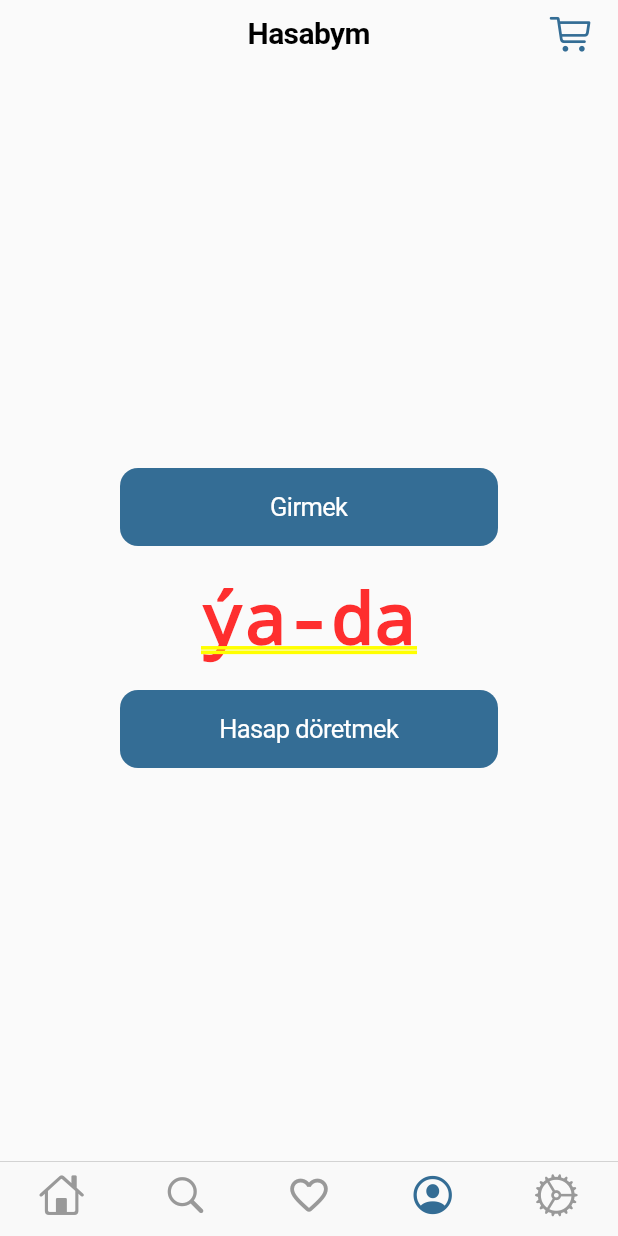
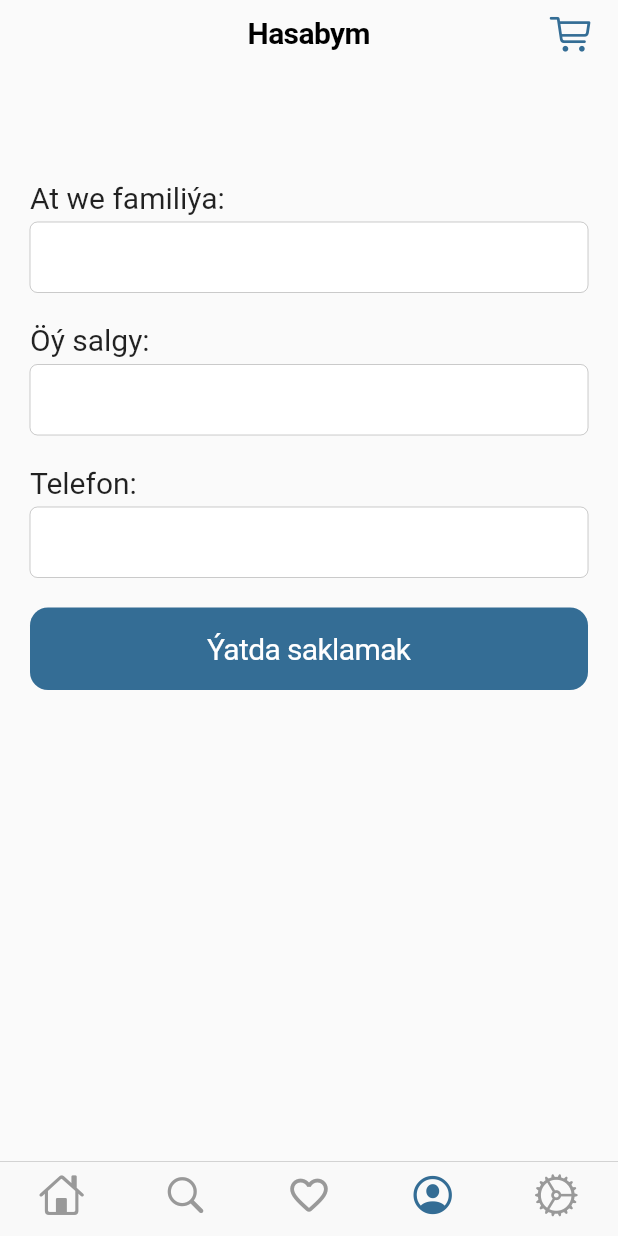
Before and after one commit to TakykCheshme/tjk, a Flutter app: the screen it shows after launch, item 4 of the bottom bar chosen, on a phone screen of 412 x 824 dp. Run offline on Flutter 3.47's test engine with Material 2 defaults, Android fonts, the phone set to English and light mode, and no system bars; our stand-ins replace cached_network_image, carousel_slider, dio, hive, hive_flutter; missing offline and left inert: dio_http_cache; accounts and stored records are empty; generated files the repository leaves out were written again.

Commit message:
accountP and accountV

```diff
--- a/lib/language.dart
+++ b/lib/language.dart
@@ -91,4 +91,24 @@ const Map<String, Map<String, String>> LN = {
     "tm": "Goşmak",
     "ru": "Добавить",
   },
+  "at_we_familiya": {
+    "tm": "At we familiýa: ",
+    "ru": "Имя и фамилия: ",
+  },
+  "salgy": {
+    "tm": "Öý salgy: ",
+    "ru": "Адрес: ",
+  },
+  "telefon": {
+    "tm": "Telefon: ",
+    "ru": "Телефон: ",
+  },
+  "uytgetmek": {
+    "tm": "Üýtgetmek",
+    "ru": "Изменить",
+  },
+  "yatda_saklamak": {
+    "tm": "Ýatda saklamak",
+    "ru": "Сохранить",
+  },
 };
--- /dev/null
+++ b/lib/providers/accountP.dart
@@ -0,0 +1,46 @@
+import 'package:flutter/material.dart';
+import 'package:hive/hive.dart';
+
+class AccountP extends ChangeNotifier {
+  Box box;
+
+  bool _isEditing = false;
+  bool get isEditing => _isEditing;
+  set isEditing(bool isEditing) {
+    _isEditing = isEditing;
+    notifyListeners();
+  }
+
+  String _name;
+  String get name => _name;
+  set name(String name) {
+    _name = name;
+    box.put("name", name);
+    notifyListeners();
+  }
+
+  String _address;
+  String get address => _address;
+  set address(String address) {
+    _address = address;
+    box.put("address", address);
+    notifyListeners();
+  }
+
+  String _phone;
+  String get phone => _phone;
+  set phone(String phone) {
+    _phone = phone;
+    box.put("phone", phone);
+    notifyListeners();
+  }
+
+  AccountP() {
+    box = Hive.box("tjk");
+    _name = box.get("name", defaultValue: "");
+    _address = box.get("address", defaultValue: "");
+    _phone = box.get("phone", defaultValue: "");
+    if (_name.isEmpty && _address.isEmpty && _phone.isEmpty) _isEditing = true;
+    notifyListeners();
+  }
+}
--- a/lib/providers/cartP.dart
+++ b/lib/providers/cartP.dart
@@ -7,7 +7,7 @@ class CartP extends ChangeNotifier {
   List<CartItem> _items = [];
   List<CartItem> get items => _items;
 
-  double _totalPrice;
+  double _totalPrice = 0;
   double get totalPrice => _totalPrice;
 
   void _calculateTotalPrice() {
--- a/lib/views/accountV.dart
+++ b/lib/views/accountV.dart
@@ -1,40 +1,110 @@
 import 'package:flutter/material.dart';
 import 'package:flutter/cupertino.dart';
 import 'package:provider/provider.dart';
+import 'package:tjk/const.dart';
 import 'package:tjk/language.dart';
+import 'package:tjk/providers/accountP.dart';
 import 'package:tjk/providers/appP.dart';
 import 'package:tjk/shared/tjk_nvigation_bar.dart';
-import 'package:tjk/views/loginV.dart';
 
 class AccountV extends StatelessWidget {
+  TextEditingController _nameController = TextEditingController();
+  TextEditingController _addressController = TextEditingController();
+  TextEditingController _phoneController = TextEditingController();
+
   @override
   Widget build(BuildContext context) {
-    return Consumer<AppP>(
-      builder: (context, app, child) => CupertinoPageScaffold(
+    return ChangeNotifierProvider(
+      create: (context) => AccountP(),
+      child: Consumer2<AppP, AccountP>(
+        builder: (context, app, account, child) => Scaffold(
+          body: CupertinoPageScaffold(
             navigationBar: TJKNavigationBar(LN["hasabym"][app.ln]),
             child: Padding(
-          padding: const EdgeInsets.all(80.0),
+              padding: const EdgeInsets.all(20.0),
               child: Column(
-            mainAxisAlignment: MainAxisAlignment.center,
                 crossAxisAlignment: CrossAxisAlignment.stretch,
                 children: [
-              CupertinoButton.filled(
-                child: Text(LN["girmek"][app.ln]),
-                onPressed: () => Navigator.of(context).push(
-                  CupertinoPageRoute(builder: (_) => LoginV()),
+                  SizedBox(height: 100.0),
+                  Text(LN["at_we_familiya"][app.ln], style: titleTS),
+                  Padding(
+                    padding: const EdgeInsets.only(top: 5.0, bottom: 20.0),
+                    child: account.isEditing
+                        ? CupertinoTextField(
+                            controller: _nameController,
+                            style: title28TS.copyWith(
+                              fontWeight: FontWeight.bold,
+                            ),
+                          )
+                        : Padding(
+                            padding: const EdgeInsets.symmetric(vertical: 6.0),
+                            child: Text(
+                              account.name,
+                              style: title28TS.copyWith(
+                                  fontWeight: FontWeight.bold),
                             ),
                           ),
-              Center(
-                child: Padding(
-                  padding: const EdgeInsets.all(20.0),
-                  child: Text(LN["yada"][app.ln]),
+                  ),
+                  Text(LN["salgy"][app.ln], style: titleTS),
+                  Padding(
+                    padding: const EdgeInsets.only(top: 5.0, bottom: 20.0),
+                    child: account.isEditing
+                        ? CupertinoTextField(
+                            controller: _addressController,
+                            style:
+                                title28TS.copyWith(fontWeight: FontWeight.bold),
+                          )
+                        : Padding(
+                            padding: const EdgeInsets.symmetric(vertical: 6.0),
+                            child: Text(
+                              account.address,
+                              style: title28TS.copyWith(
+                                  fontWeight: FontWeight.bold),
+                            ),
+                          ),
+                  ),
+                  Text(LN["telefon"][app.ln], style: titleTS),
+                  Padding(
+                    padding: const EdgeInsets.only(top: 5.0, bottom: 20.0),
+                    child: account.isEditing
+                        ? CupertinoTextField(
+                            controller: _phoneController,
+                            style:
+                                title28TS.copyWith(fontWeight: FontWeight.bold),
+                          )
+                        : Padding(
+                            padding: const EdgeInsets.symmetric(vertical: 6.0),
+                            child: Text(
+                              account.phone,
+                              style: title28TS.copyWith(
+                                  fontWeight: FontWeight.bold),
+                            ),
                           ),
                   ),
                   CupertinoButton.filled(
-                child: Text(LN["hasap_doretmek"][app.ln]),
-                onPressed: () {},
-              )
+                    child: Text(
+                      !account.isEditing
+                          ? LN["uytgetmek"][app.ln]
+                          : LN["yatda_saklamak"][app.ln],
+                      style: titleTS,
+                    ),
+                    onPressed: () {
+                      if (account.isEditing) {
+                        account.name = _nameController.text;
+                        account.address = _addressController.text;
+                        account.phone = _phoneController.text;
+                        account.isEditing = false;
+                      } else {
+                        _nameController.text = account.name;
+                        _addressController.text = account.address;
+                        _phoneController.text = account.phone;
+                        account.isEditing = true;
+                      }
+                    },
+                  ),
                 ],
+              ),
+            ),
           ),
         ),
       ),
```
Lines whose indentation alone changed are shown as unchanged.
